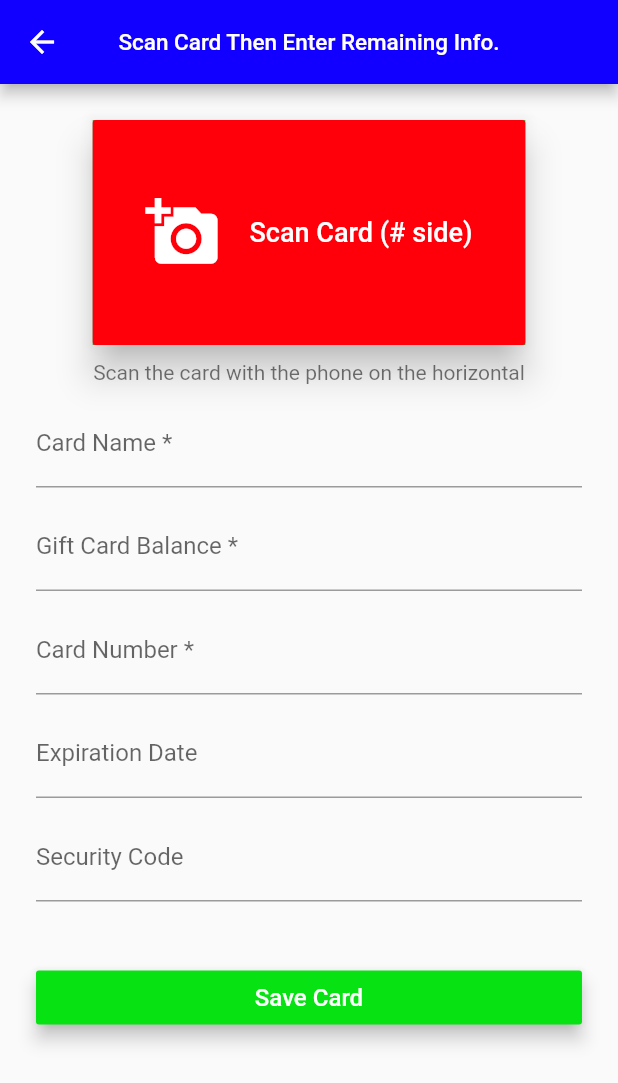
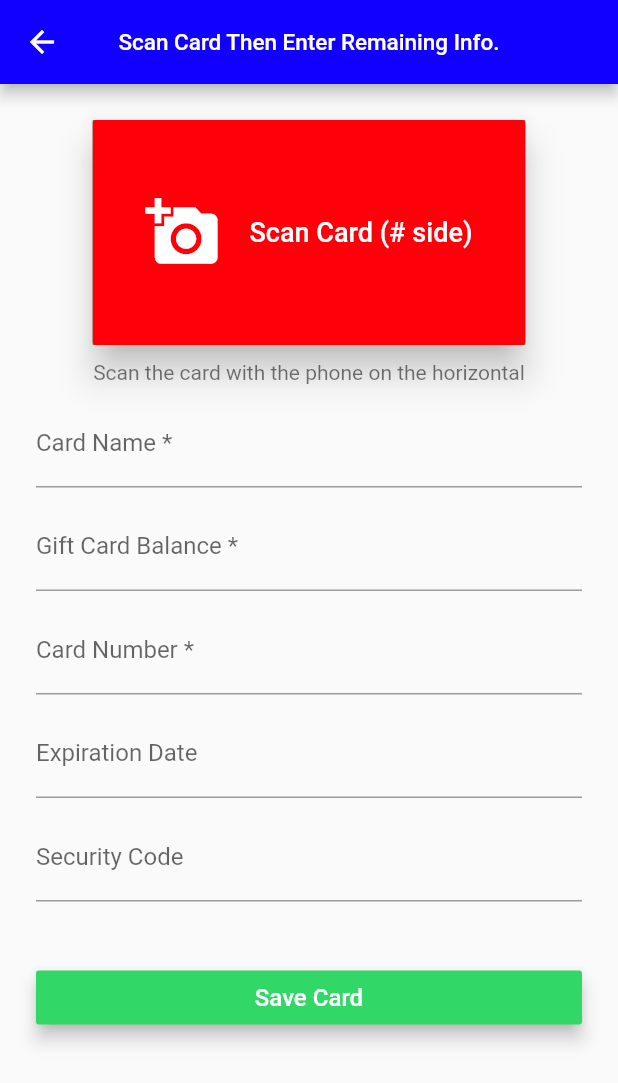
Before and after one commit to jonasccosta/Comp-225-Flutter-Giftcards, a Flutter app: the CreateNewCardScreen screen opened directly, on a phone screen of 412 x 824 dp. Shown: the top 1083 px of the screen. Run offline on Flutter 3.47's test engine with Material 2 defaults, Android fonts, the phone set to English and light mode, and no system bars; our stand-ins replace currency_text_input_formatter, flutter_local_notifications, flutter_masked_text, flutter_native_timezone, rxdart, sqflite and 1 more; missing offline and left inert: camera_camera, passcode_screen; accounts and stored records are empty.

Commit message:
green color change

```diff
--- a/lib/Screens/Card_Info_Screen.dart
+++ b/lib/Screens/Card_Info_Screen.dart
@@ -85,7 +85,7 @@ class CardInfoScreenState extends State<CardInfoScreen>{
             fontSize: 20.0,
             color: Colors.white),
       ),
-      color: Color(0xff06E212),
+      color: Color(0xff31D867),
       highlightColor: Colors.blueGrey,
     );
   }
--- a/lib/Screens/Create_New_Card_Screen.dart
+++ b/lib/Screens/Create_New_Card_Screen.dart
@@ -293,7 +293,7 @@ class CreateNewCardScreenState extends State<CreateNewCardScreen> {
   /// [HomeScreen].
   Widget _buildSaveButton(){
     return RaisedButton(
-      color: Color(0xff06E212),
+      color: Color(0xff31D867),
       elevation: 5,
       child:Text(
           'Save Card',
```
